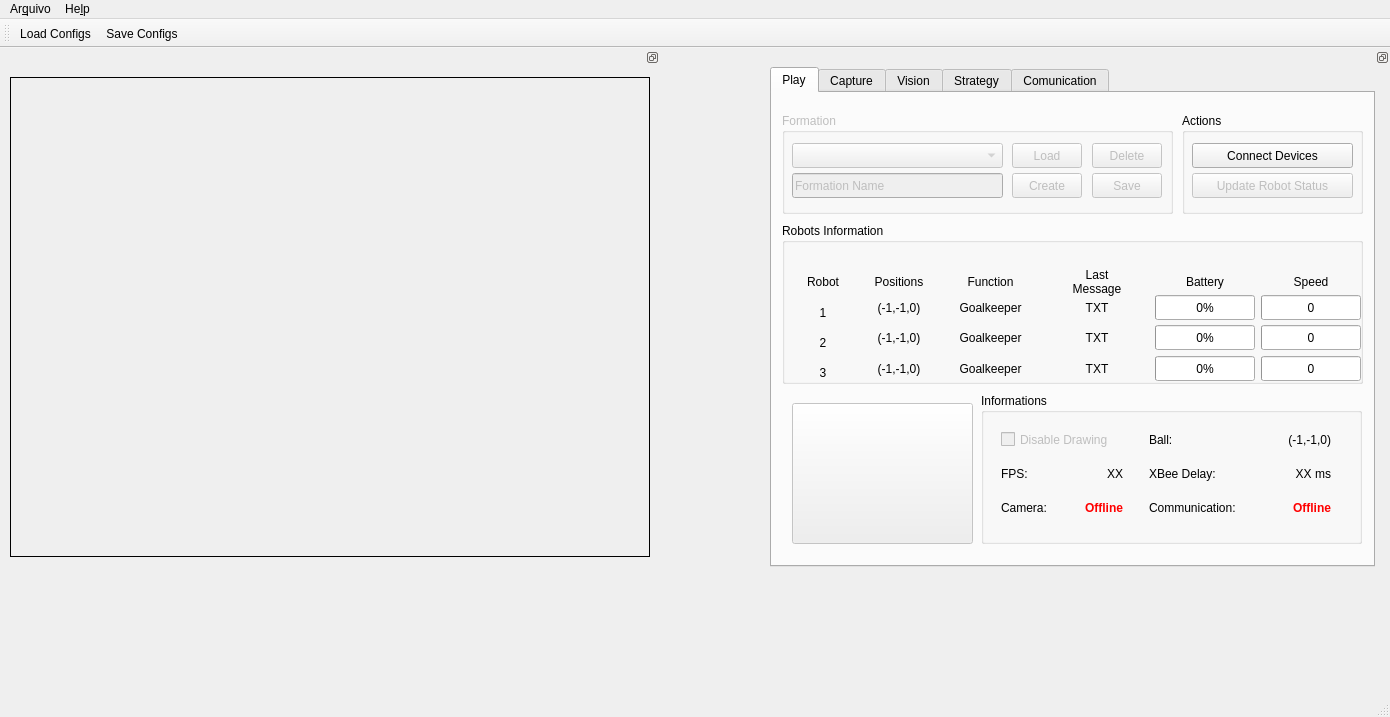
Old version of the form interface/mainwindow.ui in the repository PEQUI-MEC/PY-VSSS-INF.
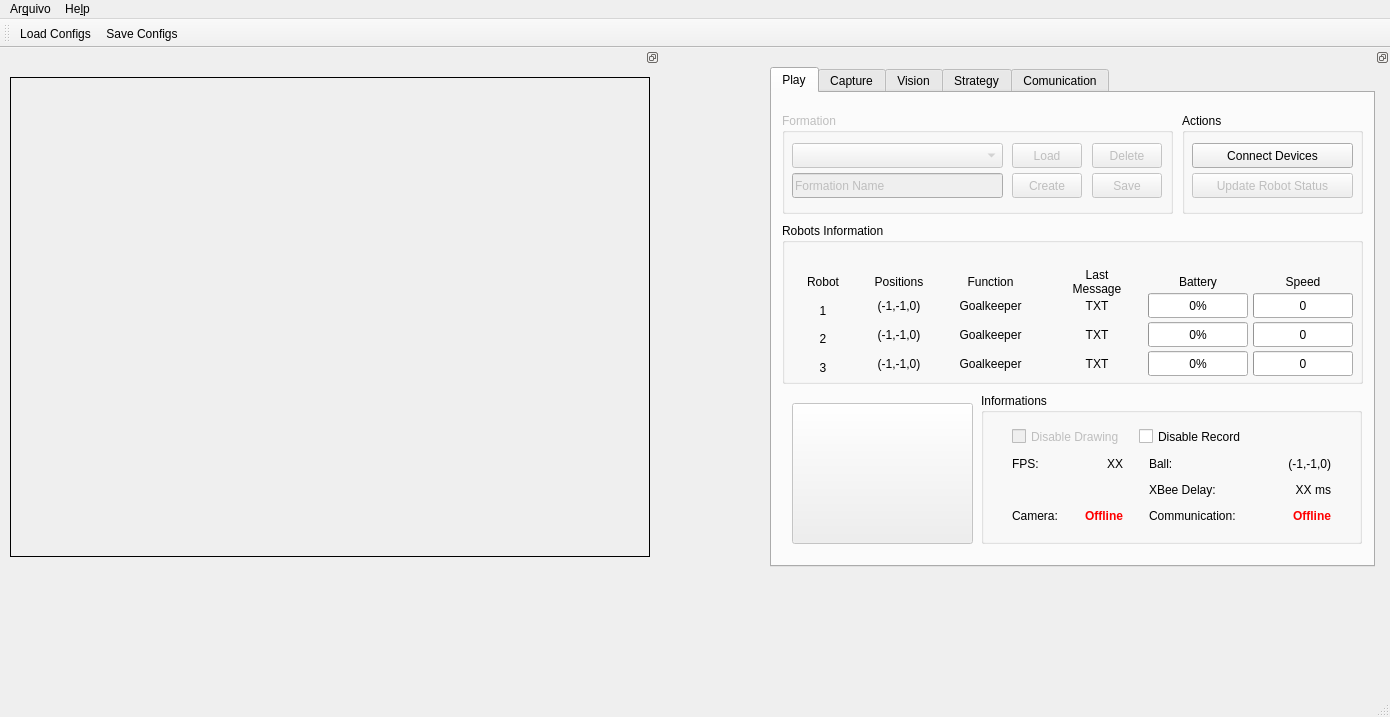
New version of the form. Icons and pictures are not drawn.

The edit to the form file:
```diff
--- a/interface/mainwindow.ui
+++ b/interface/mainwindow.ui
@@ -359,77 +359,53 @@
        <property name="title">
         <string>Informations</string>
        </property>
-       <widget class="QWidget" name="layoutWidget">
+       <widget class="QWidget" name="">
         <property name="geometry">
          <rect>
-          <x>10</x>
+          <x>20</x>
           <y>20</y>
-          <width>361</width>
+          <width>351</width>
           <height>121</height>
          </rect>
         </property>
-        <layout class="QGridLayout" name="gridLayout">
-         <property name="leftMargin">
-          <number>10</number>
-         </property>
-         <item row="1" column="1">
-          <layout class="QHBoxLayout" name="horizontalLayout_3">
-           <property name="spacing">
-            <number>2</number>
-           </property>
-           <property name="leftMargin">
-            <number>10</number>
-           </property>
-           <property name="rightMargin">
-            <number>10</number>
-           </property>
-           <item>
-            <widget class="QLabel" name="labelPlayDelayFixed">
+        <layout class="QHBoxLayout" name="horizontalLayout_8">
+         <item>
+          <layout class="QVBoxLayout" name="verticalLayout">
+           <item>
+            <widget class="QCheckBox" name="checkBoxPlayDisableDrawing">
+             <property name="enabled">
+              <bool>false</bool>
+             </property>
+             <property name="sizePolicy">
+              <sizepolicy hsizetype="Minimum" vsizetype="Fixed">
+               <horstretch>0</horstretch>
+               <verstretch>0</verstretch>
+              </sizepolicy>
+             </property>
              <property name="minimumSize">
               <size>
-               <width>100</width>
+               <width>10</width>
                <height>25</height>
               </size>
              </property>
              <property name="maximumSize">
               <size>
-               <width>1000</width>
+               <width>300</width>
                <height>25</height>
               </size>
              </property>
-             <property name="text">
-              <string>XBee Delay:</string>
+             <property name="layoutDirection">
+              <enum>Qt::LeftToRight</enum>
              </property>
-             <property name="alignment">
-              <set>Qt::AlignLeading|Qt::AlignLeft|Qt::AlignVCenter</set>
+             <property name="autoFillBackground">
+              <bool>false</bool>
              </property>
-            </widget>
-           </item>
-           <item>
-            <widget class="QLabel" name="labelPlayDelay">
-             <property name="minimumSize">
-              <size>
-               <width>70</width>
-               <height>25</height>
-              </size>
-             </property>
-             <property name="maximumSize">
-              <size>
-               <width>1000</width>
-               <height>25</height>
-              </size>
-             </property>
              <property name="text">
-              <string>XX ms</string>
+              <string>Disable Drawing</string>
              </property>
-             <property name="alignment">
-              <set>Qt::AlignRight|Qt::AlignTrailing|Qt::AlignVCenter</set>
-             </property>
             </widget>
            </item>
-          </layout>
-         </item>
-         <item row="1" column="0">
+           <item>
           <layout class="QHBoxLayout" name="horizontalLayout_6">
            <property name="spacing">
             <number>2</number>
@@ -492,7 +468,70 @@
            </item>
           </layout>
          </item>
-         <item row="2" column="0">
+           <item>
+            <layout class="QHBoxLayout" name="horizontalLayout_7">
+             <property name="spacing">
+              <number>2</number>
+             </property>
+             <property name="leftMargin">
+              <number>0</number>
+             </property>
+             <property name="rightMargin">
+              <number>10</number>
+             </property>
+             <item>
+              <widget class="QLabel" name="labelPlayFPS_2">
+               <property name="minimumSize">
+                <size>
+                 <width>40</width>
+                 <height>25</height>
+                </size>
+               </property>
+               <property name="maximumSize">
+                <size>
+                 <width>200</width>
+                 <height>25</height>
+                </size>
+               </property>
+               <property name="layoutDirection">
+                <enum>Qt::LeftToRight</enum>
+               </property>
+               <property name="text">
+                <string/>
+               </property>
+               <property name="alignment">
+                <set>Qt::AlignLeading|Qt::AlignLeft|Qt::AlignVCenter</set>
+               </property>
+              </widget>
+             </item>
+             <item>
+              <widget class="QLabel" name="labelPlayFPSValue_2">
+               <property name="minimumSize">
+                <size>
+                 <width>50</width>
+                 <height>25</height>
+                </size>
+               </property>
+               <property name="maximumSize">
+                <size>
+                 <width>10</width>
+                 <height>25</height>
+                </size>
+               </property>
+               <property name="layoutDirection">
+                <enum>Qt::LeftToRight</enum>
+               </property>
+               <property name="text">
+                <string/>
+               </property>
+               <property name="alignment">
+                <set>Qt::AlignRight|Qt::AlignTrailing|Qt::AlignVCenter</set>
+               </property>
+              </widget>
+             </item>
+            </layout>
+           </item>
+           <item>
           <layout class="QHBoxLayout" name="horizontalLayout_5">
            <property name="spacing">
             <number>2</number>
@@ -567,79 +606,45 @@
            </item>
           </layout>
          </item>
-         <item row="2" column="1">
-          <layout class="QHBoxLayout" name="horizontalLayout_4">
-           <property name="spacing">
-            <number>2</number>
-           </property>
-           <property name="leftMargin">
-            <number>10</number>
-           </property>
-           <property name="rightMargin">
-            <number>10</number>
-           </property>
-           <item>
-            <widget class="QLabel" name="labelCommunication">
-             <property name="minimumSize">
-              <size>
-               <width>120</width>
-               <height>25</height>
-              </size>
-             </property>
-             <property name="maximumSize">
-              <size>
-               <width>1000</width>
-               <height>25</height>
-              </size>
-             </property>
-             <property name="layoutDirection">
-              <enum>Qt::LeftToRight</enum>
-             </property>
-             <property name="text">
-              <string>Communication:</string>
-             </property>
-             <property name="alignment">
-              <set>Qt::AlignLeading|Qt::AlignLeft|Qt::AlignVCenter</set>
-             </property>
-            </widget>
-           </item>
-           <item>
-            <widget class="QLabel" name="labelCommunicationState">
-             <property name="minimumSize">
-              <size>
-               <width>60</width>
-               <height>25</height>
-              </size>
-             </property>
-             <property name="maximumSize">
-              <size>
-               <width>1000</width>
-               <height>25</height>
-              </size>
-             </property>
-             <property name="font">
-              <font>
-               <weight>75</weight>
-               <bold>true</bold>
-              </font>
-             </property>
-             <property name="layoutDirection">
-              <enum>Qt::LeftToRight</enum>
-             </property>
-             <property name="styleSheet">
-              <string notr="true">color: #FF0000</string>
-             </property>
-             <property name="text">
-              <string>Offline</string>
-             </property>
-             <property name="alignment">
-              <set>Qt::AlignRight|Qt::AlignTrailing|Qt::AlignVCenter</set>
-             </property>
-            </widget>
-           </item>
           </layout>
          </item>
-         <item row="0" column="1">
+         <item>
+          <layout class="QVBoxLayout" name="verticalLayout_2">
+           <item>
+            <widget class="QCheckBox" name="checkBoxPlayDisableRecord">
+             <property name="enabled">
+              <bool>true</bool>
+             </property>
+             <property name="sizePolicy">
+              <sizepolicy hsizetype="Minimum" vsizetype="Fixed">
+               <horstretch>0</horstretch>
+               <verstretch>0</verstretch>
+              </sizepolicy>
+             </property>
+             <property name="minimumSize">
+              <size>
+               <width>10</width>
+               <height>25</height>
+              </size>
+             </property>
+             <property name="maximumSize">
+              <size>
+               <width>300</width>
+               <height>25</height>
+              </size>
+             </property>
+             <property name="layoutDirection">
+              <enum>Qt::LeftToRight</enum>
+             </property>
+             <property name="autoFillBackground">
+              <bool>false</bool>
+             </property>
+             <property name="text">
+              <string>Disable Record</string>
+             </property>
+            </widget>
+           </item>
+           <item>
           <layout class="QHBoxLayout" name="horizontalLayout_11">
            <property name="spacing">
             <number>2</number>
@@ -699,39 +704,136 @@
            </item>
           </layout>
          </item>
-         <item row="0" column="0">
-          <widget class="QCheckBox" name="checkBoxPlayDisableDrawing">
-           <property name="enabled">
-            <bool>false</bool>
-           </property>
-           <property name="sizePolicy">
-            <sizepolicy hsizetype="Minimum" vsizetype="Fixed">
-             <horstretch>0</horstretch>
-             <verstretch>0</verstretch>
-            </sizepolicy>
-           </property>
+           <item>
+            <layout class="QHBoxLayout" name="horizontalLayout_3">
+             <property name="spacing">
+              <number>2</number>
+             </property>
+             <property name="leftMargin">
+              <number>10</number>
+             </property>
+             <property name="rightMargin">
+              <number>10</number>
+             </property>
+             <item>
+              <widget class="QLabel" name="labelPlayDelayFixed">
            <property name="minimumSize">
             <size>
-             <width>10</width>
+                 <width>100</width>
              <height>25</height>
             </size>
            </property>
            <property name="maximumSize">
             <size>
-             <width>300</width>
+                 <width>1000</width>
              <height>25</height>
             </size>
            </property>
+               <property name="text">
+                <string>XBee Delay:</string>
+               </property>
+               <property name="alignment">
+                <set>Qt::AlignLeading|Qt::AlignLeft|Qt::AlignVCenter</set>
+               </property>
+              </widget>
+             </item>
+             <item>
+              <widget class="QLabel" name="labelPlayDelay">
+               <property name="minimumSize">
+                <size>
+                 <width>70</width>
+                 <height>25</height>
+                </size>
+               </property>
+               <property name="maximumSize">
+                <size>
+                 <width>1000</width>
+                 <height>25</height>
+                </size>
+               </property>
+               <property name="text">
+                <string>XX ms</string>
+               </property>
+               <property name="alignment">
+                <set>Qt::AlignRight|Qt::AlignTrailing|Qt::AlignVCenter</set>
+               </property>
+              </widget>
+             </item>
+            </layout>
+           </item>
+           <item>
+            <layout class="QHBoxLayout" name="horizontalLayout_4">
+             <property name="spacing">
+              <number>2</number>
+             </property>
+             <property name="leftMargin">
+              <number>10</number>
+             </property>
+             <property name="rightMargin">
+              <number>10</number>
+             </property>
+             <item>
+              <widget class="QLabel" name="labelCommunication">
+               <property name="minimumSize">
+                <size>
+                 <width>120</width>
+                 <height>25</height>
+                </size>
+               </property>
+               <property name="maximumSize">
+                <size>
+                 <width>1000</width>
+                 <height>25</height>
+                </size>
+               </property>
            <property name="layoutDirection">
             <enum>Qt::LeftToRight</enum>
            </property>
-           <property name="autoFillBackground">
-            <bool>false</bool>
-           </property>
+               <property name="text">
+                <string>Communication:</string>
+               </property>
+               <property name="alignment">
+                <set>Qt::AlignLeading|Qt::AlignLeft|Qt::AlignVCenter</set>
+               </property>
+              </widget>
+             </item>
+             <item>
+              <widget class="QLabel" name="labelCommunicationState">
+               <property name="minimumSize">
+                <size>
+                 <width>60</width>
+                 <height>25</height>
+                </size>
+               </property>
+               <property name="maximumSize">
+                <size>
+                 <width>1000</width>
+                 <height>25</height>
+                </size>
+               </property>
+               <property name="font">
+                <font>
+                 <weight>75</weight>
+                 <bold>true</bold>
+                </font>
+               </property>
+               <property name="layoutDirection">
+                <enum>Qt::LeftToRight</enum>
+               </property>
+               <property name="styleSheet">
+                <string notr="true">color: #FF0000</string>
+               </property>
            <property name="text">
-            <string>Disable Drawing</string>
-           </property>
-          </widget>
+                <string>Offline</string>
+               </property>
+               <property name="alignment">
+                <set>Qt::AlignRight|Qt::AlignTrailing|Qt::AlignVCenter</set>
+               </property>
+              </widget>
+             </item>
+            </layout>
+           </item>
+          </layout>
          </item>
         </layout>
        </widget>
@@ -931,8 +1033,8 @@
          <rect>
           <x>0</x>
           <y>30</y>
-          <width>590</width>
-          <height>138</height>
+          <width>581</width>
+          <height>131</height>
          </rect>
         </property>
         <layout class="QHBoxLayout" name="horizontalLayout_10">
```
Left out of the diff: 12 changed lines with no effect on the pictures. Lines whose indentation alone changed are shown as unchanged.
